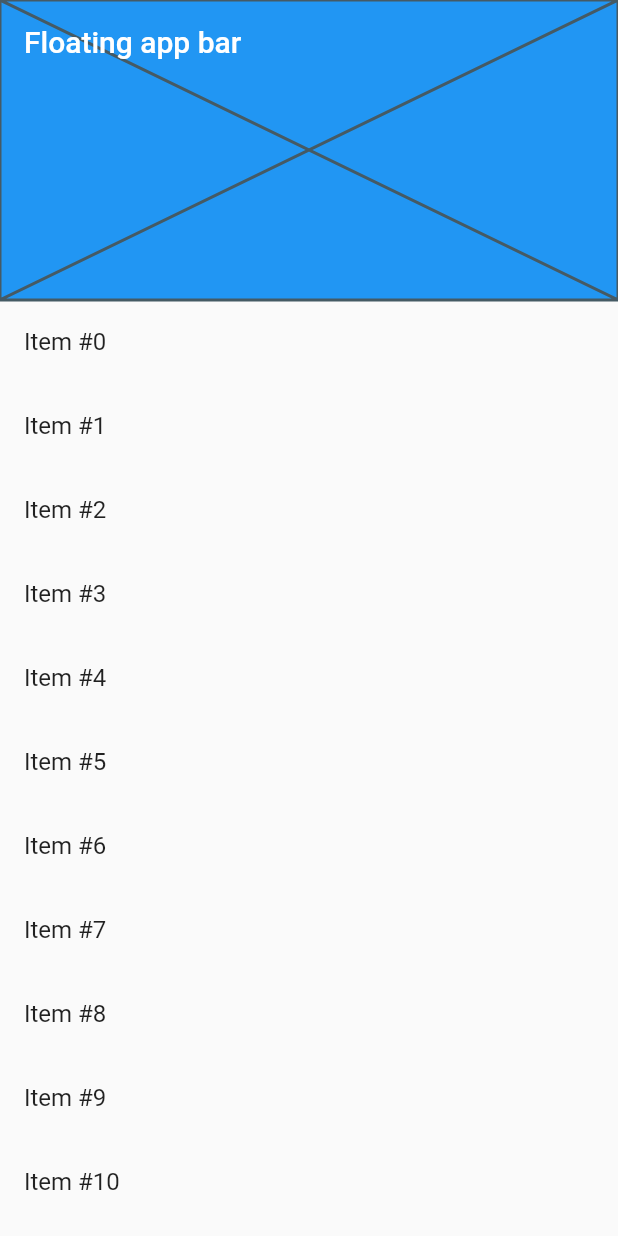
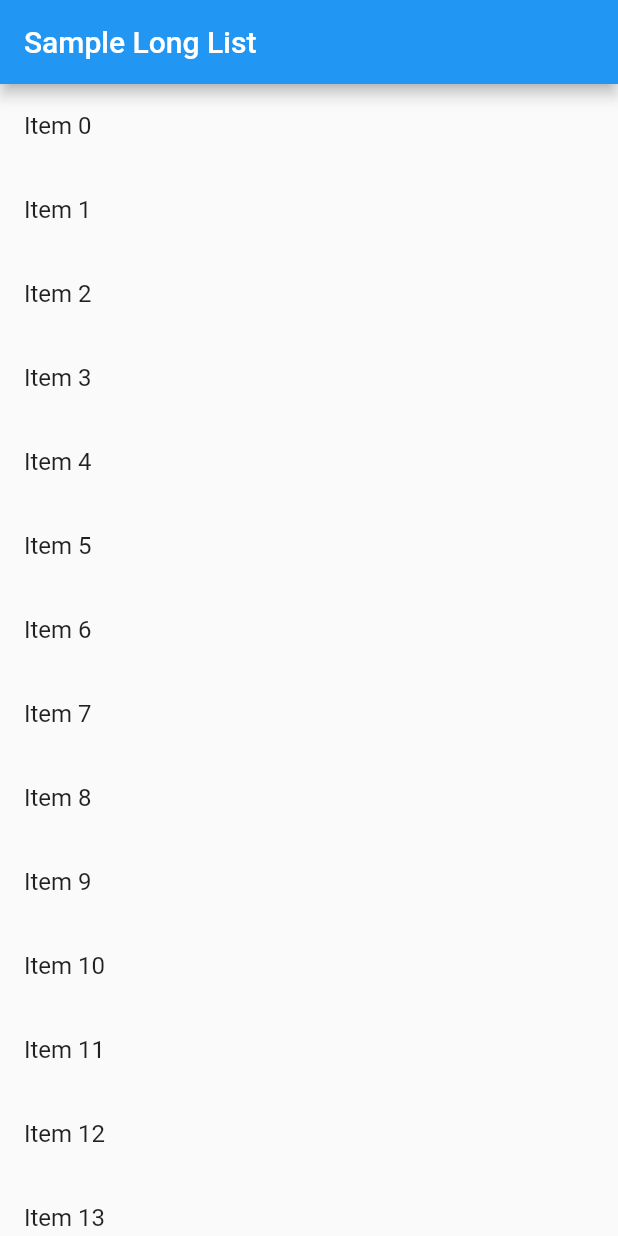
Before and after one commit to chimichi004/cookbook_flutter, a Flutter app: the screen it shows after launch, on a phone screen of 412 x 824 dp. Run offline on Flutter 3.47's test engine with Material 2 defaults, Android fonts, the phone set to English and light mode, and no system bars; our stand-ins replace cached_network_image, google_fonts, transparent_image.

Commit message:
Work with long lists

```diff
--- /dev/null
+++ b/lib/list/list_longlist.dart
@@ -0,0 +1,27 @@
+// https://flutter.dev/docs/cookbook/lists/long-lists
+
+import 'package:flutter/material.dart';
+
+class SampleLongList extends StatelessWidget {
+  final items = List<String>.generate(1000, (i) => "Item $i");
+  @override
+  Widget build(BuildContext context) {
+    final title = "Sample Long List";
+    return MaterialApp(
+      title: title,
+      home: Scaffold(
+        appBar: AppBar(
+          title: Text(title),
+        ),
+        body: ListView.builder(
+          itemCount: items.length,
+          itemBuilder: (context, index) {
+            return ListTile(
+              title: Text('${items[index]}'),
+            );
+          },
+        ),
+      ),
+    );
+  }
+}
--- a/lib/main.dart
+++ b/lib/main.dart
@@ -1,3 +1,4 @@
+import 'package:cookbook_flutter/list/list_longlist.dart';
 import 'package:flutter/material.dart';
 import 'package:google_fonts/google_fonts.dart';
 //import 'package:flutter/foundation.dart';
@@ -36,7 +37,8 @@ import 'package:google_fonts/google_fonts.dart';
 //import 'list/list_horizontal.dart';
 //import 'list/list_grid.dart';
 //import 'list/list_custom.dart';
-import 'list/list_floating_appbar.dart';
+//import 'list/list_floating_appbar.dart';
+import 'list/list_horizontal.dart';
 
 main() {
   // runApp(MaterialApp(
@@ -50,7 +52,7 @@ class MyApp extends StatelessWidget {
   // This widget is the root of your application.
   @override
   Widget build(BuildContext context) {
-    return SampleFloatingAppbar();
+    return SampleLongList();
 
     // return CustomListView(
     //   items: List<ListItem>.generate(
```
